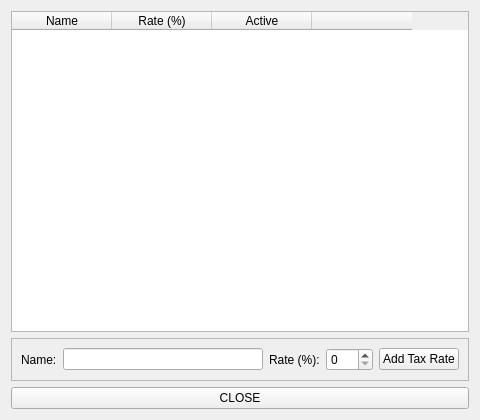
Before: the Qt Designer form taxsettings.ui in hbmftw/OSI-Invoicing, drawn with Qt 5.
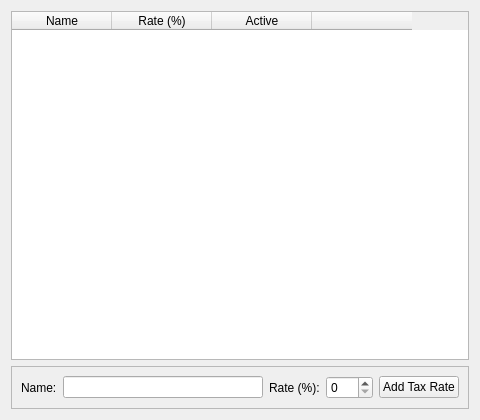
After: the same form once the commit is applied.

```diff
--- a/taxsettings.ui
+++ b/taxsettings.ui
@@ -93,13 +93,6 @@
      </layout>
     </widget>
    </item>
-   <item>
-    <widget class="QPushButton" name="Close_PushButton">
-     <property name="text">
-      <string>CLOSE</string>
-     </property>
-    </widget>
-   </item>
   </layout>
  </widget>
  <resources/>
```
